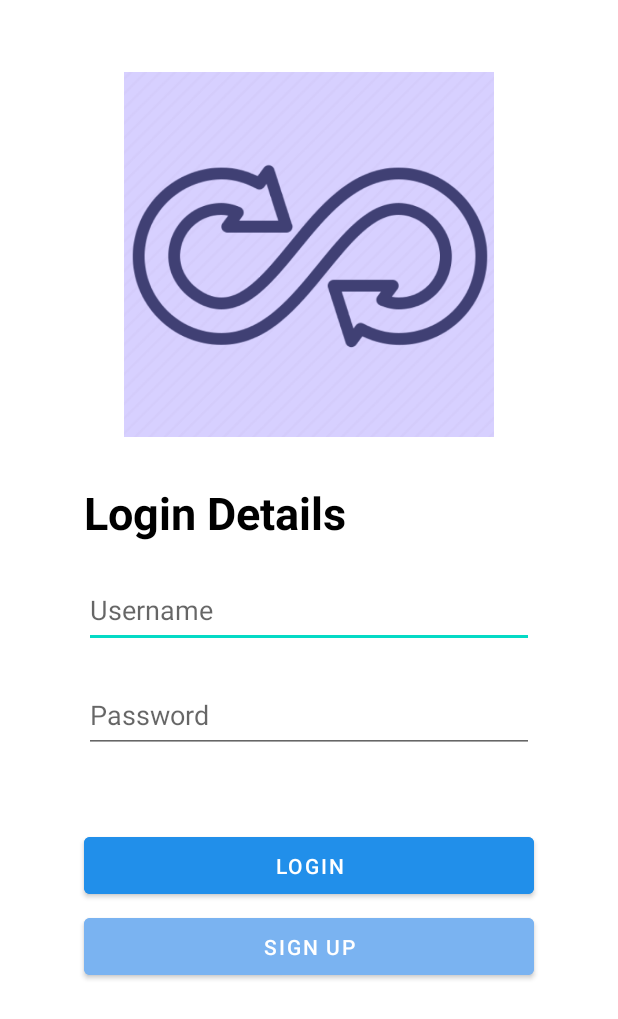
After one commit to YueLi1996/Habits-Tracker, an Android app: the layout activity_login.xml on its own in the app's theme, with its tools: preview values and no code run, on a phone screen of 412 x 824 dp. The commit adds this screen. Shown: the top 1019 px of the screen. Run offline under Robolectric (Android 15) with nearby library versions, the phone set to English and light mode, and no system bars.

Commit message:
login and signup

```diff
--- /dev/null
+++ b/app/src/main/res/layout/activity_login.xml
@@ -0,0 +1,79 @@
+<?xml version="1.0" encoding="utf-8"?>
+<androidx.constraintlayout.widget.ConstraintLayout xmlns:android="http://schemas.android.com/apk/res/android"
+    xmlns:app="http://schemas.android.com/apk/res-auto"
+    xmlns:tools="http://schemas.android.com/tools"
+    android:layout_width="match_parent"
+    android:layout_height="match_parent"
+    tools:context=".LoginActivity">
+
+    <ImageView
+        android:id="@+id/ivLogin"
+        android:layout_width="325dp"
+        android:layout_height="243dp"
+        android:layout_marginTop="48dp"
+        app:layout_constraintEnd_toEndOf="parent"
+        app:layout_constraintStart_toStartOf="parent"
+        app:layout_constraintTop_toTopOf="parent"
+        app:srcCompat="@drawable/logo" />
+
+    <TextView
+        android:id="@+id/tvLogin"
+        android:layout_width="wrap_content"
+        android:layout_height="wrap_content"
+        android:layout_marginStart="56dp"
+        android:layout_marginTop="30dp"
+        android:text="Login Details"
+        android:textStyle="bold"
+        android:textSize="30sp"
+        android:textColor="@color/black"
+        app:layout_constraintStart_toStartOf="parent"
+        app:layout_constraintTop_toBottomOf="@+id/ivLogin" />
+
+    <EditText
+        android:id="@+id/etUsername"
+        android:layout_width="300dp"
+        android:layout_height="50dp"
+        android:layout_marginTop="20dp"
+        android:hint="Username"
+        app:layout_constraintEnd_toEndOf="parent"
+        app:layout_constraintStart_toStartOf="parent"
+        app:layout_constraintTop_toBottomOf="@+id/tvLogin" />
+
+    <EditText
+        android:id="@+id/etPassword"
+        android:layout_width="300dp"
+        android:layout_height="50dp"
+        android:layout_marginTop="20dp"
+        android:hint="Password"
+        android:inputType="textPassword"
+        app:layout_constraintEnd_toEndOf="parent"
+        app:layout_constraintStart_toStartOf="parent"
+        app:layout_constraintTop_toBottomOf="@+id/etUsername" />
+
+
+    <Button
+        android:id="@+id/btLogin"
+        android:layout_width="300dp"
+        android:layout_height="50dp"
+        android:layout_marginTop="50dp"
+        android:backgroundTint="@color/blue_01"
+        android:text="LOGIN"
+        android:textColor="@color/white"
+        app:layout_constraintEnd_toEndOf="parent"
+        app:layout_constraintStart_toStartOf="parent"
+        app:layout_constraintTop_toBottomOf="@+id/etPassword" />
+
+    <Button
+        android:id="@+id/btSignup"
+        android:layout_width="300dp"
+        android:layout_height="50dp"
+        android:layout_marginTop="4dp"
+        android:backgroundTint="@color/blue_02"
+        android:text="Sign up"
+        android:textColor="@color/white"
+        app:layout_constraintEnd_toEndOf="parent"
+        app:layout_constraintStart_toStartOf="parent"
+        app:layout_constraintTop_toBottomOf="@+id/btLogin" />
+
+
+</androidx.constraintlayout.widget.ConstraintLayout>
--- a/app/src/main/res/values/colors.xml
+++ b/app/src/main/res/values/colors.xml
@@ -5,6 +5,8 @@
     <color name="purple_700">#FF3700B3</color>
     <color name="teal_200">#FF03DAC5</color>
     <color name="teal_700">#FF018786</color>
+    <color name="blue_01">#218FEA</color>
+    <color name="blue_02">#7AB3F1</color>
     <color name="black">#FF000000</color>
     <color name="white">#FFFFFFFF</color>
 </resources>
```
Also changed, not shown: app/src/main/AndroidManifest.xml (+7 -3 lines), app/src/main/java/com/codepath23/habitstracker/LoginActivity.kt (added, +73 -0 lines), app/src/main/res/drawable/logo.PNG (added).
